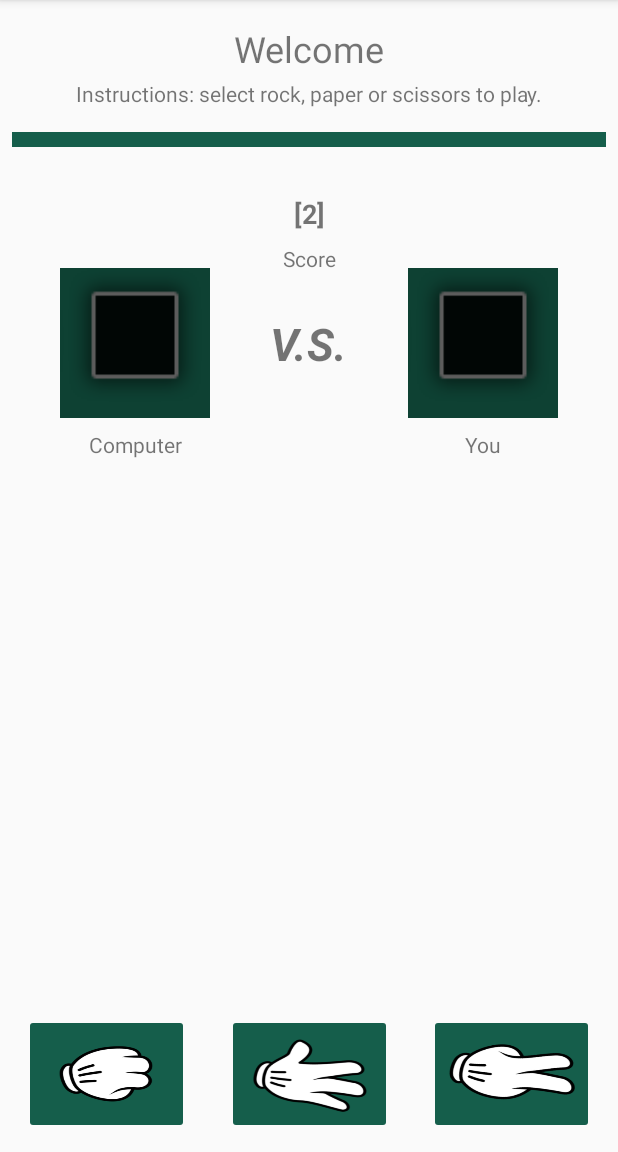
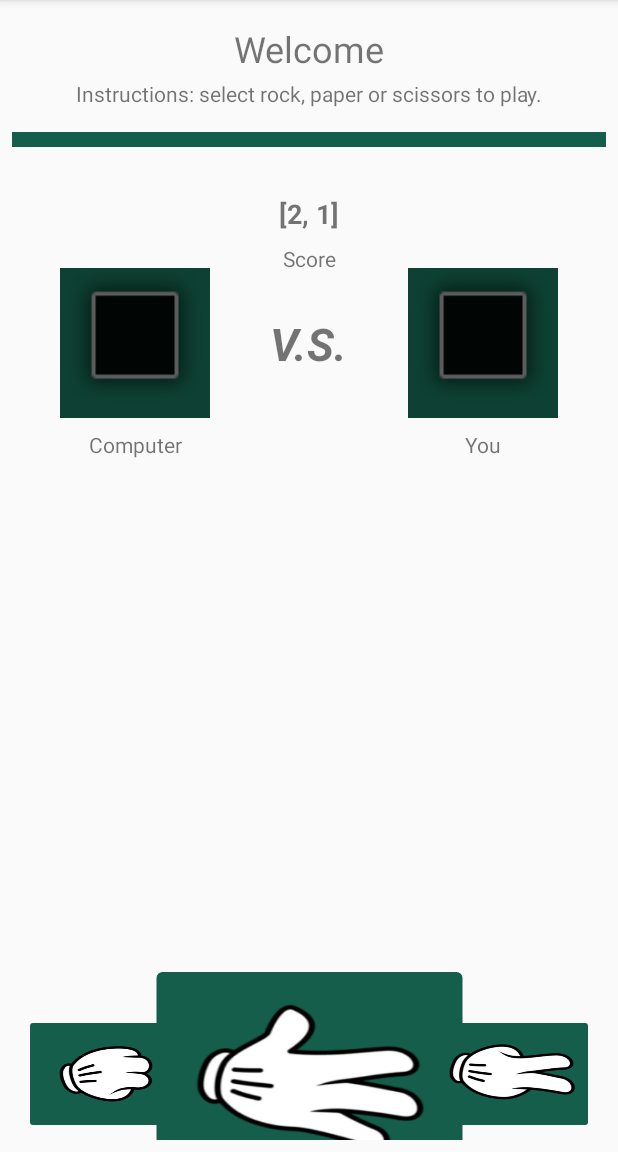
Before and after one commit to Winningtopas/IndividualAssignment, an Android app: the screen it shows after launch (MainActivity), after a tap on "HOW TO PLAY", on a phone screen of 412 x 824 dp, the part 84-1236 px from its top. Run offline under Robolectric (Android 15) with nearby library versions, the phone set to English and light mode, and no system bars; our stand-ins replace Room's generated code; 1 statement that could not run was skipped.

Commit message:
Fixed the gameloop

```diff
--- a/app/src/main/java/com/example/shoppinglistkotlin/MainActivity.kt
+++ b/app/src/main/java/com/example/shoppinglistkotlin/MainActivity.kt
@@ -6,13 +6,11 @@ import android.os.Bundle
 import androidx.appcompat.app.AppCompatActivity
 import android.view.Menu
 import android.view.MenuItem
+import android.view.animation.AnimationUtils
 
 import kotlinx.android.synthetic.main.activity_main.toolbar
 import kotlinx.android.synthetic.main.content_main.*
-import kotlinx.coroutines.CoroutineScope
-import kotlinx.coroutines.Dispatchers
-import kotlinx.coroutines.launch
-import kotlinx.coroutines.withContext
+import kotlinx.coroutines.*
 import java.util.*
 
 import java.util.Timer
@@ -141,9 +139,44 @@ class MainActivity : AppCompatActivity() {
     }
 
     private fun showCombination(){
+        showCombinationAnimation()
+        winlose.text = computerCombination.toString()
+    }
+
+    private fun showCombinationAnimation(){
+        val bounceAnimation = AnimationUtils.loadAnimation(this, R.anim.bounce)
+
         var random: Int = (0..2).random()
-        //computerCombination.add(computerOptions[random])
-        winlose.text = computerCombination.toString()
+        computerCombination.add(computerOptions[random])
+
+        GlobalScope.launch {
+            var i = 1
+            for (combination in computerCombination){
+
+                delay(1000L)
+                println("delay test ")
+                println(combination)
+
+                println("combinatie: " + combination)
+                if (combination == "1") {
+                    btnRock.startAnimation(bounceAnimation)
+                    btnPaper.clearAnimation()
+                    btnScissors.clearAnimation()
+                }
+                if (combination == "2") {
+                    btnPaper.startAnimation(bounceAnimation)
+                    btnRock.clearAnimation()
+                    btnScissors.clearAnimation()
+                }
+                if (combination == "3") {
+                    btnScissors.startAnimation(bounceAnimation)
+                    btnRock.clearAnimation()
+                    btnPaper.clearAnimation()
+                }
+                i++
+            }
+        }
+
     }
 
     private fun onRockClick(){
--- /dev/null
+++ b/app/src/main/res/anim/bounce.xml
@@ -0,0 +1,14 @@
+<?xml version="1.0" encoding="utf-8"?>
+<set xmlns:android="http://schemas.android.com/apk/res/android"
+android:fillAfter="true"
+android:interpolator="@android:anim/bounce_interpolator">
+    <scale
+        android:duration="500"
+        android:fromXScale="2.0"
+        android:fromYScale="2.0"
+        android:pivotX="50%"
+        android:pivotY="50%"
+        android:toXScale="1.0"
+        android:toYScale="1.0"/>
+
+</set>
```
